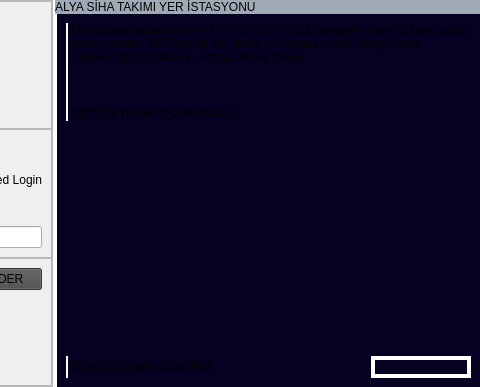
Qt form lib/login_ui.ui (ibrahimeth/Alya_Siha_Folders) before a commit; both pictures show x 575 to 1055 and y 0 to 387 of the 1055 by 387 pixel window.
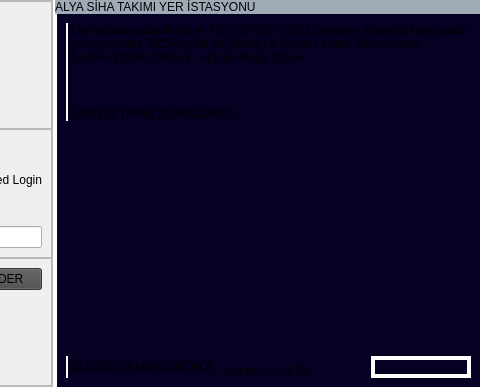
The same form after that commit. Icons and pictures are not drawn.

The edit to the form file:
```diff
--- a/lib/login_ui.ui
+++ b/lib/login_ui.ui
@@ -369,7 +369,7 @@
             </property>
            </widget>
           </item>
-          <item>
+          <item alignment="Qt::AlignBottom">
            <widget class="QLabel" name="right_bottom_menu_label">
             <property name="styleSheet">
              <string notr="true">border-color:rgb(255, 255, 255);
@@ -377,7 +377,7 @@
 border-width: 0px 0px 0px 0px;</string>
             </property>
             <property name="text">
-             <string/>
+             <string>Version = V1.01</string>
             </property>
            </widget>
           </item>
```
